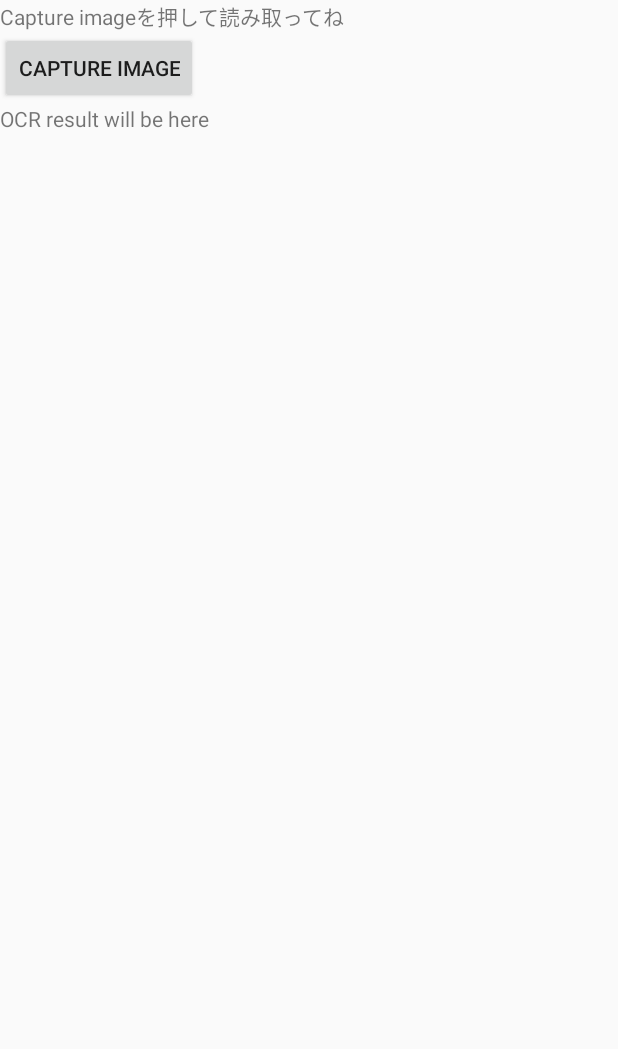
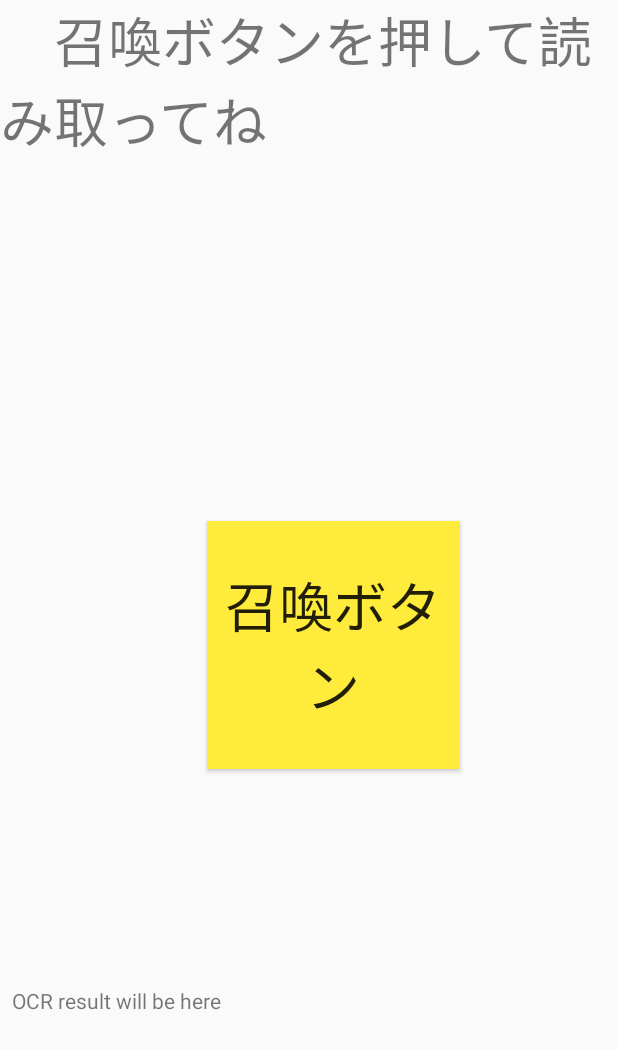
Before and after one commit to tatsuyaouchi/Sound_test, an Android app: the Ocr screen opened directly, with no data from a screen before it, on a phone screen of 412 x 824 dp. Shown: the top 1049 px of the screen. Run offline under Robolectric (Android 15) with nearby library versions, the phone set to English and light mode, and no system bars; libraries missing offline, so code that uses them is left out: com.googlecode.tesseract.

Commit message:
レイアウトの修正

```diff
--- a/app/src/main/res/layout/ocr.xml
+++ b/app/src/main/res/layout/ocr.xml
@@ -7,23 +7,52 @@
 
     <TextView
         android:id="@+id/instruction"
-        android:layout_width="wrap_content"
-        android:layout_height="wrap_content"
-        android:text="Capture imageを押して読み取ってね"
-        />
+        android:layout_width="match_parent"
+        android:layout_height="143dp"
+        android:text="　召喚ボタンを押して読み取ってね"
+        android:textIsSelectable="true"
+        android:textSize="36sp" />
+
+    <!--    <ImageButton-->
+<!--        android:id="@+id/action_btn"-->
+
+<!--        android:layout_width="447dp"-->
+<!--        android:layout_height="242dp"-->
+
+<!--        android:layout_alignParentStart="true"-->
+<!--        android:layout_alignParentTop="true"-->
+<!--        android:layout_alignParentEnd="true"-->
+<!--        android:layout_marginStart="78dp"-->
+<!--        android:layout_marginTop="247dp"-->
+<!--        android:layout_marginEnd="75dp"-->
+<!--        android:layout_marginBottom="52dp"-->
+<!--        android:background="@android:color/transparent"-->
+<!--        android:scaleType="centerCrop"-->
+<!--        android:src="@drawable/syoukan2" />-->
 
     <Button
-        android:layout_width="wrap_content"
-        android:layout_height="wrap_content"
         android:id="@+id/action_btn"
-        android:text="Capture image"
-        android:layout_below="@+id/instruction">
-    </Button>
+        android:layout_width="357dp"
+        android:layout_height="165dp"
+        android:layout_below="@+id/instruction"
+        android:layout_alignParentStart="true"
+        android:layout_alignParentEnd="true"
+        android:layout_marginStart="138dp"
+        android:layout_marginTop="204dp"
+        android:layout_marginEnd="105dp"
+        android:background="#FFEB3B"
+        android:text="召喚ボタン"
+        android:textSize="36sp"></Button>
 
     <TextView
         android:id="@+id/textResult"
         android:layout_width="wrap_content"
-        android:layout_height="wrap_content"
-        android:text="OCR result will be here"
-        android:layout_below="@+id/action_btn"/>
+        android:layout_height="163dp"
+        android:layout_alignParentStart="true"
+        android:layout_alignParentEnd="true"
+        android:layout_alignParentBottom="true"
+        android:layout_marginStart="8dp"
+        android:layout_marginEnd="215dp"
+        android:layout_marginBottom="3dp"
+        android:text="OCR result will be here" />
 </RelativeLayout>
```
Also changed, not shown: app/src/main/res/layout/home.xml (+13 -26 lines), app/src/main/res/layout/summon.xml (+13 -6 lines), app/src/main/res/layout/title.xml (+14 -16 lines), app/src/main/res/drawable/hazimeru.png, app/src/main/res/drawable/syoukan.png, app/src/main/res/drawable/zukan.png.
